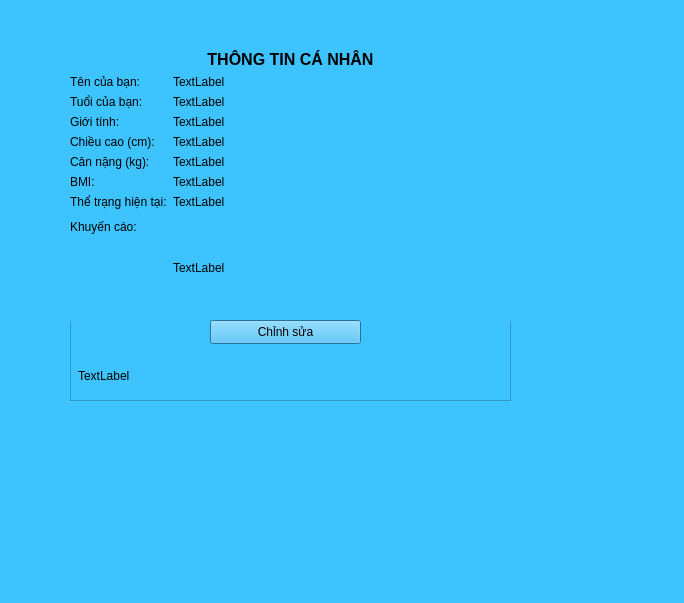
Qt form forms/personalinfo.ui (Huy-nguyen-here/CalCal) before a commit.
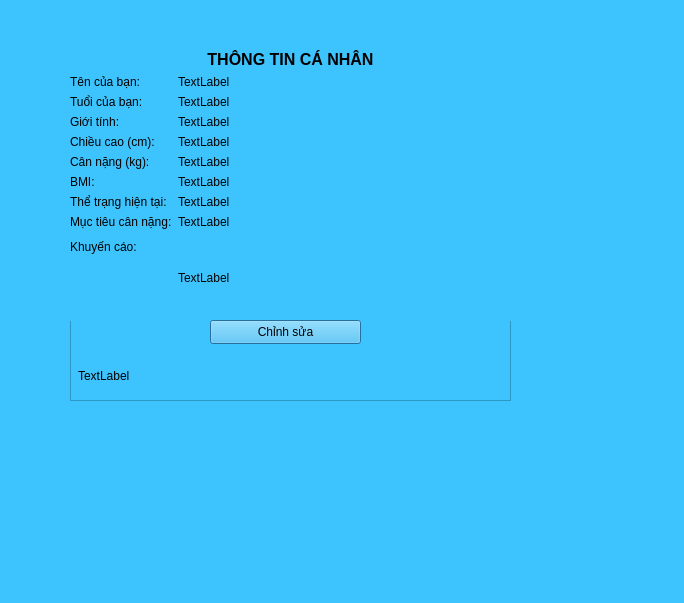
The same form after that commit.

Diff of the .ui file:
```diff
--- a/forms/personalinfo.ui
+++ b/forms/personalinfo.ui
@@ -102,6 +102,13 @@
            </property>
           </widget>
          </item>
+         <item>
+          <widget class="QLabel" name="label_2">
+           <property name="text">
+            <string>Mục tiêu cân nặng:</string>
+           </property>
+          </widget>
+         </item>
         </layout>
        </item>
        <item row="1" column="1">
@@ -155,6 +162,13 @@
            </property>
           </widget>
          </item>
+         <item>
+          <widget class="QLabel" name="goalLabel">
+           <property name="text">
+            <string>TextLabel</string>
+           </property>
+          </widget>
+         </item>
         </layout>
        </item>
        <item row="2" column="0">
```
